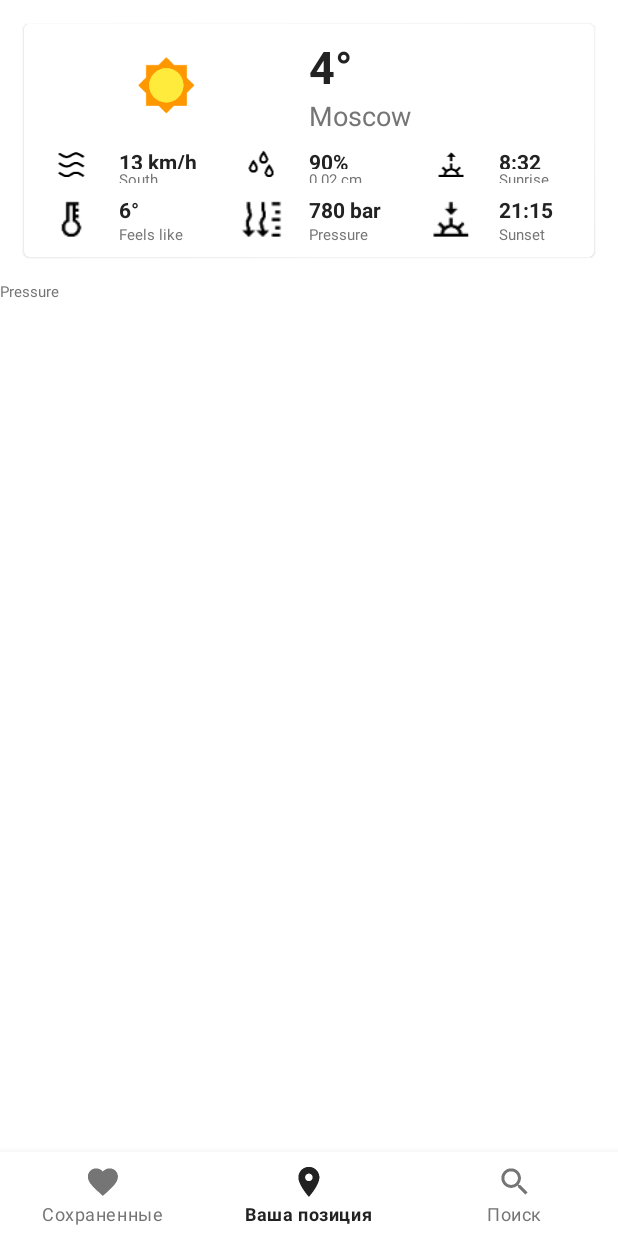
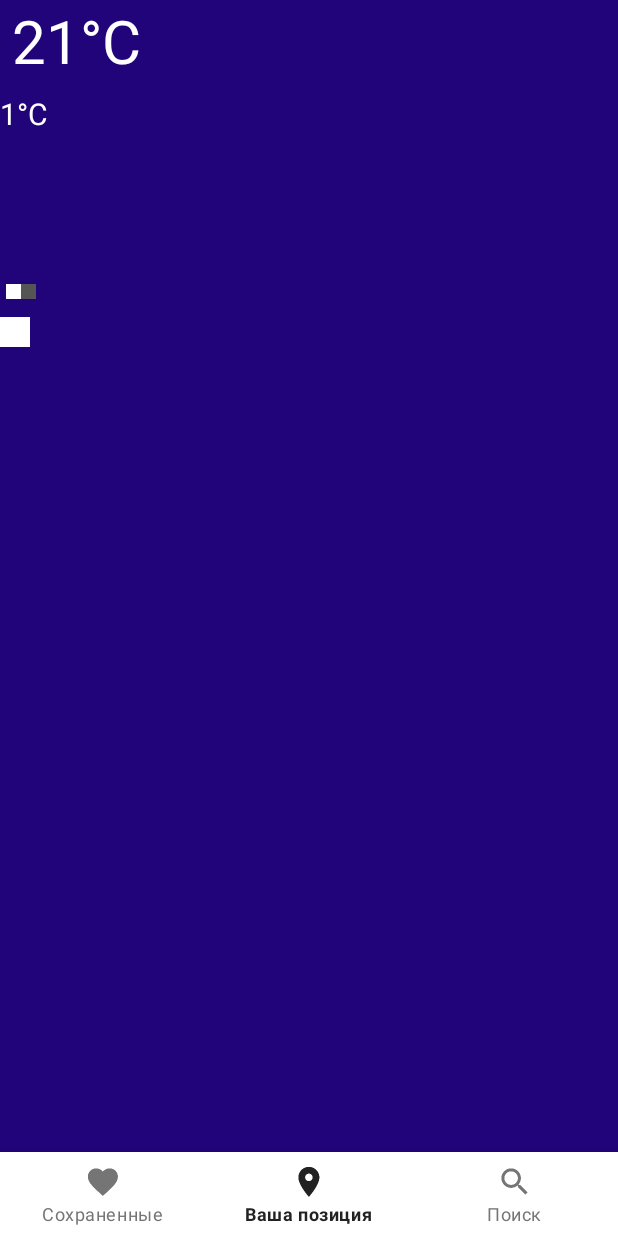
Before and after one commit to vldrshv/android_forecast, an Android app: the screen it shows after launch (MainActivity), on a phone screen of 412 x 824 dp. Run offline under Robolectric (Android 15) with nearby library versions, the phone set to English and light mode, and no system bars; libraries missing offline, so code that uses them is left out: bg.devlabs.transitioner; 5 statements that could not run were skipped.

Commit message:
added animation to current view

```diff
--- a/Forecast/app/build.gradle
+++ b/Forecast/app/build.gradle
@@ -21,14 +21,15 @@ android {
             proguardFiles getDefaultProguardFile('proguard-android.txt'), 'proguard-rules.pro'
         }
     }
+    sourceSets { main { assets.srcDirs = ['src/main/assets', 'src/main/assets/'] } }
 }
 
 dependencies {
     implementation fileTree(dir: 'libs', include: ['*.jar'])
-    implementation"org.jetbrains.kotlin:kotlin-stdlib-jdk7:$kotlin_version"
+    implementation "org.jetbrains.kotlin:kotlin-stdlib-jdk7:$kotlin_version"
     //noinspection GradleCompatible
 //    implementation 'com.android.support:appcompat-v7:28.0.0'
-//    implementation 'com.android.support.constraint:constraint-layout:1.1.3'
+    implementation 'com.android.support.constraint:constraint-layout:1.1.3'
     implementation 'com.google.android.material:material:1.0.0'
 
     testImplementation 'junit:junit:4.12'
@@ -38,9 +39,11 @@ dependencies {
 
     // using retrofit for forecast server connection
     implementation 'com.squareup.retrofit2:retrofit:2.5.0'
-    implementation 'com.google.android.material:material:1.0.0-beta01'
-//    implementation 'com.google.android.material:material:1.1.0-alpha03'
+    //implementation 'com.google.android.material:material:1.0.0-beta01'
 
     // GOOGLE MAP API
     compile 'com.google.android.gms:play-services:12.0.1'
+
+    // TRANSITIONING FOR CURRENT POSITION
+    implementation 'bg.devlabs.transitioner:transitioner:1.3'
 }
--- a/Forecast/app/src/main/java/com/example/vldrshv/forecast/CurrentLocationsF.kt
+++ b/Forecast/app/src/main/java/com/example/vldrshv/forecast/CurrentLocationsF.kt
@@ -1,16 +1,58 @@
 package com.example.vldrshv.forecast
 
 import android.os.Bundle
-import android.view.LayoutInflater
-import android.view.View
-import android.view.ViewGroup
+import android.os.Handler
+import android.util.Log
+import android.view.*
+import android.view.animation.AccelerateDecelerateInterpolator
+import android.view.animation.BounceInterpolator
 import androidx.fragment.app.Fragment
+import bg.devlabs.transitioner.Transitioner
+import kotlinx.android.synthetic.main.current_locations_fragment.*
+import java.io.IOException
 
 
 class CurrentLocationsF : Fragment() {
 
+    private val CLASS_TAG: String = "CurrentLocationsF"
+
     override fun onCreateView(inflater: LayoutInflater, container: ViewGroup?, savedInstanceState: Bundle?): View? {
-        return inflater?.inflate(R.layout.current_locations_fragment, container, false)
+
+        val rootView: View? = inflater?.inflate(R.layout.current_locations_fragment, container, false)
+
+        delay(100) {
+            val transition = Transitioner(starting_view, ending_view)
+            transition.duration = 5
+            transition.interpolator = AccelerateDecelerateInterpolator()
+            button.setOnClickListener {
+                transition.animateTo(percent = 0f, duration = 2000, interpolator = BounceInterpolator())
+            }
+
+//            val size = Point()
+//            activity!!.windowManager.defaultDisplay.getSize(size)
+            screen.setOnTouchListener { v, event ->
+                when (event.action) {
+                    MotionEvent.ACTION_MOVE -> {
+                        transition.animateTo(percent = 1f, duration = 2000, interpolator = BounceInterpolator())
+                        true
+                    }
+                    else -> {
+                        true
+                    }
+                }
+            }
+
+        }
+
+        return rootView
     }
+}
 
+fun delay(delay: Long, func: () -> Unit) {
+    Handler().postDelayed({
+        try {
+            func()
+        } catch (e: Exception) {
+        }
+    }, delay)
 }
--- a/Forecast/app/src/main/java/com/example/vldrshv/forecast/MainActivity.kt
+++ b/Forecast/app/src/main/java/com/example/vldrshv/forecast/MainActivity.kt
@@ -34,6 +34,9 @@ class MainActivity : AppCompatActivity(), LocationListener {
 
     lateinit var bottomNavigationView: BottomNavigationView
 
+    private var lat: Float = 0f
+    private var lng: Float = 0f
+
     override fun onCreate(savedInstanceState: Bundle?) {
         super.onCreate(savedInstanceState)
         setContentView(R.layout.activity_main)
@@ -52,8 +55,6 @@ class MainActivity : AppCompatActivity(), LocationListener {
             checkLocationPermission()
             getLocation()
         }
-
-
     }
 
     private val mBottomNavViewListener =
@@ -81,6 +82,8 @@ class MainActivity : AppCompatActivity(), LocationListener {
      * ========================================================================================
      */
 
+    private fun isGPSUpdated() : Boolean = lat != 0f && lng != 0f
+
     private fun checkLocationPermission() {
         val rc = ActivityCompat.checkSelfPermission(this, Manifest.permission.ACCESS_FINE_LOCATION)
         Log.i(CLASS_TAG, rc.toString() + "")
@@ -95,7 +98,7 @@ class MainActivity : AppCompatActivity(), LocationListener {
     private fun getLocation() {
         Log.i(CLASS_TAG, "HANDLE")
         val rc = ActivityCompat.checkSelfPermission(this, Manifest.permission.ACCESS_FINE_LOCATION)
-        if (rc == PackageManager.PERMISSION_GRANTED) {
+        if (rc == PackageManager.PERMISSION_GRANTED && isGPSUpdated()) {
             locationManager = getSystemService(Context.LOCATION_SERVICE) as LocationManager
 
             locationManager!!.requestLocationUpdates(
@@ -129,10 +132,10 @@ class MainActivity : AppCompatActivity(), LocationListener {
     }
 
     override fun onLocationChanged(location: Location) {
-        val lat = location.latitude.toFloat()
-        val longt = location.longitude.toFloat()
+        lat = location.latitude.toFloat()
+        lng = location.longitude.toFloat()
 
-        Log.i(CLASS_TAG, "Latitude:$lat, Longitude:$longt")
+        Log.i(CLASS_TAG, "Latitude:$lat, Longitude:$lng")
     }
 
     override fun onProviderDisabled(provider: String) {
--- a/Forecast/app/src/main/res/layout/current_locations_fragment.xml
+++ b/Forecast/app/src/main/res/layout/current_locations_fragment.xml
@@ -1,4 +1,5 @@
 <?xml version="1.0" encoding="utf-8"?>
+<!--
 <LinearLayout
     xmlns:android="http://schemas.android.com/apk/res/android"
     xmlns:app="http://schemas.android.com/apk/res-auto"
@@ -16,8 +17,7 @@
             android:background="@color/cardBackgroundColor"
             android:orientation="vertical">
 
-            <com.google.android.material.card.MaterialCardView
-                xmlns:card_view="http://schemas.android.com/apk/res-auto"
+            <com.google.android.material.card.MaterialCardView xmlns:card_view="http://schemas.android.com/apk/res-auto"
                 android:layout_width="match_parent"
                 android:layout_height="match_parent"
                 android:layout_margin="16dp"
@@ -288,22 +288,129 @@
             </com.google.android.material.card.MaterialCardView>
         </LinearLayout>
     </ScrollView>
+-->
+<androidx.constraintlayout.widget.ConstraintLayout
+    xmlns:android="http://schemas.android.com/apk/res/android"
+    xmlns:app="http://schemas.android.com/apk/res-auto"
+    xmlns:tools="http://schemas.android.com/tools"
+    android:id="@+id/screen"
+    android:layout_width="match_parent"
+    android:layout_height="match_parent"
+    android:orientation="vertical">
 
-    <TextView
-        android:id="@+id/textView12"
+    <LinearLayout
+        android:id="@+id/ending_view"
         android:layout_width="match_parent"
         android:layout_height="wrap_content"
-        android:text="Pressure"
-        android:textColor="@color/colorMenuNotSelected"
-        android:textSize="10sp" />
-    <com.google.android.material.textfield.TextInputLayout
-        style="@style/Widget.MaterialComponents.TextInputLayout.OutlinedBox"
+        android:alpha="0.01"
+        android:background="@color/colorMenuNotSelected"
+        android:orientation="vertical"
+        android:tag="starting_view">
+
+        <TextView
+            android:id="@+id/text3"
+            android:layout_width="wrap_content"
+            android:layout_height="wrap_content"
+            android:layout_marginBottom="8dp"
+            android:tag="text"
+            android:text="21°C"
+            android:textColor="#ddd"
+            android:textSize="40dp" />
+
+        <TextView
+            android:id="@+id/text4"
+            android:layout_width="wrap_content"
+            android:layout_height="wrap_content"
+            android:layout_marginStart="8dp"
+            android:layout_marginEnd="8dp"
+            android:tag="text2"
+            android:text="1°C"
+            android:textColor="#ddd"
+            android:textSize="20dp" />
+
+
+        <View
+            android:layout_width="20dp"
+            android:layout_height="20dp"
+            android:layout_marginEnd="16dp"
+            android:layout_marginBottom="8dp"
+            android:background="#444"
+            android:tag="view" />
+
+
+    </LinearLayout>
+
+    <LinearLayout
+        android:id="@+id/starting_view"
         android:layout_width="match_parent"
+        android:layout_height="match_parent"
+        android:background="#210479"
+        android:orientation="vertical"
+        android:tag="starting_view"
+        android:visibility="visible"
+        tools:layout_editor_absoluteX="8dp"
+        tools:layout_editor_absoluteY="8dp">
+
+        <TextView
+            android:id="@+id/text"
+            android:layout_width="wrap_content"
+            android:layout_height="wrap_content"
+            android:layout_marginStart="8dp"
+            android:layout_marginBottom="8dp"
+            android:tag="text"
+            android:text="21°C"
+            android:textColor="#fff"
+            android:textSize="40dp" />
+
+
+        <TextView
+            android:id="@+id/text2"
+            android:layout_width="wrap_content"
+            android:layout_height="wrap_content"
+            android:layout_marginEnd="8dp"
+            android:layout_marginBottom="96dp"
+            android:tag="text2"
+            android:text="1°C"
+            android:textColor="#fff"
+            android:textSize="20dp" />
+
+        <LinearLayout
+            android:layout_width="wrap_content"
+            android:layout_height="wrap_content"
+            android:layout_margin="4dp"
+            android:layout_marginTop="8dp">
+
+            <View
+                android:layout_width="10dp"
+                android:layout_height="10dp"
+                android:background="#fff" />
+
+            <View
+                android:layout_width="10dp"
+                android:layout_height="10dp"
+                android:background="#555" />
+        </LinearLayout>
+
+
+        <View
+            android:layout_width="20dp"
+            android:layout_height="20dp"
+            android:layout_marginTop="8dp"
+            android:layout_marginEnd="8dp"
+            android:background="#fff"
+            android:tag="view" />
+    </LinearLayout>
+
+    <Button
+        android:id="@+id/button"
+        android:layout_width="wrap_content"
         android:layout_height="wrap_content"
-        android:hint="aaaa">
+        android:layout_marginStart="8dp"
+        android:layout_marginTop="8dp"
+        android:backgroundTint="#fff"
+        android:text="Animate"
+        android:textColor="#210479"
+        app:layout_constraintStart_toStartOf="parent"
+        app:layout_constraintTop_toBottomOf="@+id/starting_view" />
 
-        <com.google.android.material.textfield.TextInputEditText
-            android:layout_width="match_parent"
-            android:layout_height="wrap_content"/>
-    </com.google.android.material.textfield.TextInputLayout>
-</LinearLayout>
+</androidx.constraintlayout.widget.ConstraintLayout>
```
